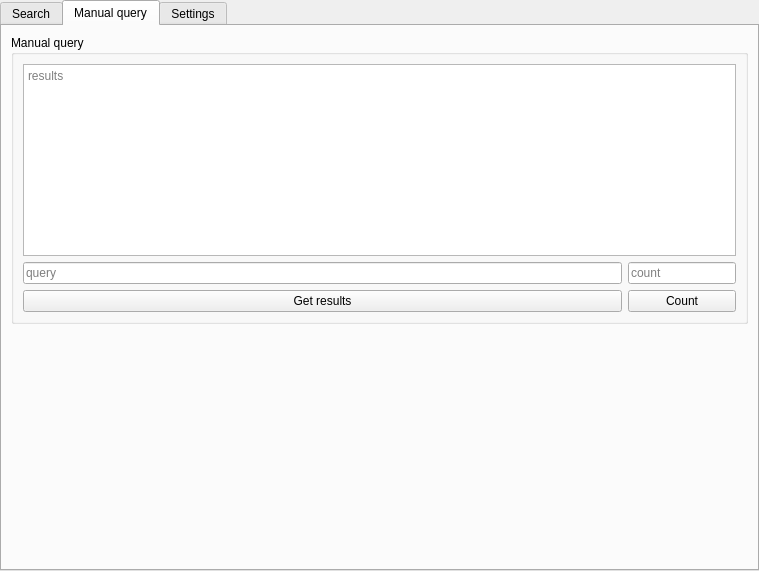
caffedrine/CryptoPocketKnife, file ui/OSINT/UiShodan.ui: the form before one commit.
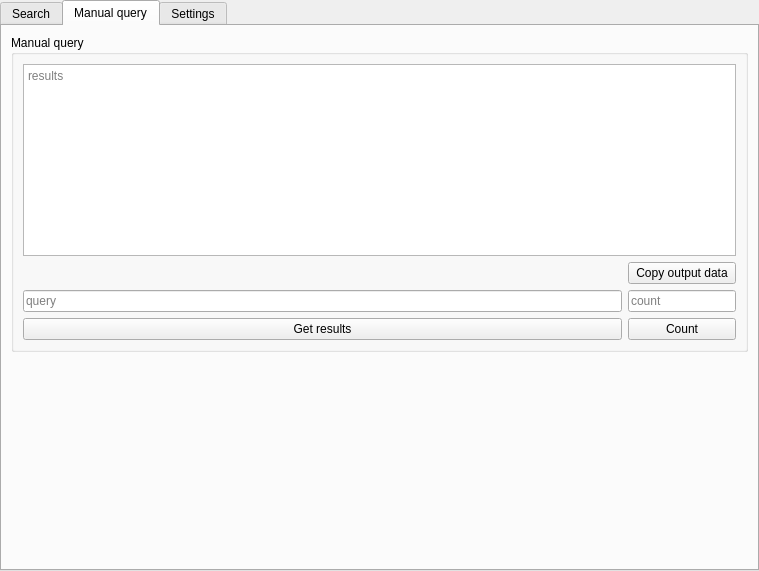
The form after the commit.

Commit message: Fix bug in string when read data from shodan

Diff of the .ui file:
```diff
--- a/ui/OSINT/UiShodan.ui
+++ b/ui/OSINT/UiShodan.ui
@@ -41,26 +41,13 @@
        <string>Manual query</string>
       </attribute>
       <layout class="QGridLayout" name="gridLayout_4">
-       <item row="1" column="0">
-        <spacer name="verticalSpacer">
-         <property name="orientation">
-          <enum>Qt::Vertical</enum>
-         </property>
-         <property name="sizeHint" stdset="0">
-          <size>
-           <width>20</width>
-           <height>229</height>
-          </size>
-         </property>
-        </spacer>
-       </item>
        <item row="0" column="0">
         <widget class="QGroupBox" name="groupBox_2">
          <property name="title">
           <string>Manual query</string>
          </property>
          <layout class="QGridLayout" name="gridLayout_3">
-          <item row="0" column="0" colspan="3">
+          <item row="0" column="0" colspan="2">
            <widget class="QPlainTextEdit" name="plainTextEdit_ManualQuery_Results">
             <property name="readOnly">
              <bool>true</bool>
@@ -70,7 +57,7 @@
             </property>
            </widget>
           </item>
-          <item row="1" column="0">
+          <item row="2" column="0">
            <widget class="QLineEdit" name="lineEdit_ManualQuery_Query">
             <property name="text">
              <string/>
@@ -80,8 +67,14 @@
             </property>
            </widget>
           </item>
-          <item row="1" column="1" colspan="2">
+          <item row="2" column="1">
            <widget class="QLineEdit" name="lineEdit_ManualQuery_Count">
+            <property name="sizePolicy">
+             <sizepolicy hsizetype="Maximum" vsizetype="Fixed">
+              <horstretch>0</horstretch>
+              <verstretch>0</verstretch>
+             </sizepolicy>
+            </property>
             <property name="readOnly">
              <bool>true</bool>
             </property>
@@ -90,23 +83,43 @@
             </property>
            </widget>
           </item>
-          <item row="2" column="0">
+          <item row="3" column="0">
            <widget class="QPushButton" name="pushButton_ManualQuery_GetResults">
             <property name="text">
              <string>Get results</string>
             </property>
            </widget>
           </item>
-          <item row="2" column="1" colspan="2">
+          <item row="3" column="1">
            <widget class="QPushButton" name="pushButton_ManualQuery_Count">
             <property name="text">
              <string>Count</string>
             </property>
            </widget>
           </item>
+          <item row="1" column="1">
+           <widget class="QPushButton" name="pushButton_ManualQuery_CopyOutputData">
+            <property name="text">
+             <string>Copy output data</string>
+            </property>
+           </widget>
+          </item>
          </layout>
         </widget>
        </item>
+       <item row="1" column="0">
+        <spacer name="verticalSpacer">
+         <property name="orientation">
+          <enum>Qt::Vertical</enum>
+         </property>
+         <property name="sizeHint" stdset="0">
+          <size>
+           <width>20</width>
+           <height>40</height>
+          </size>
+         </property>
+        </spacer>
+       </item>
       </layout>
      </widget>
      <widget class="QWidget" name="tab_Settings">
```
The commit also changes 4 other files.
